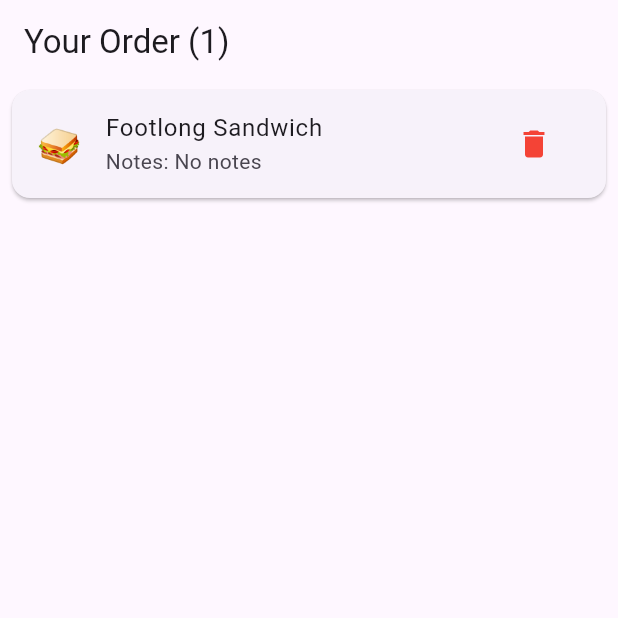
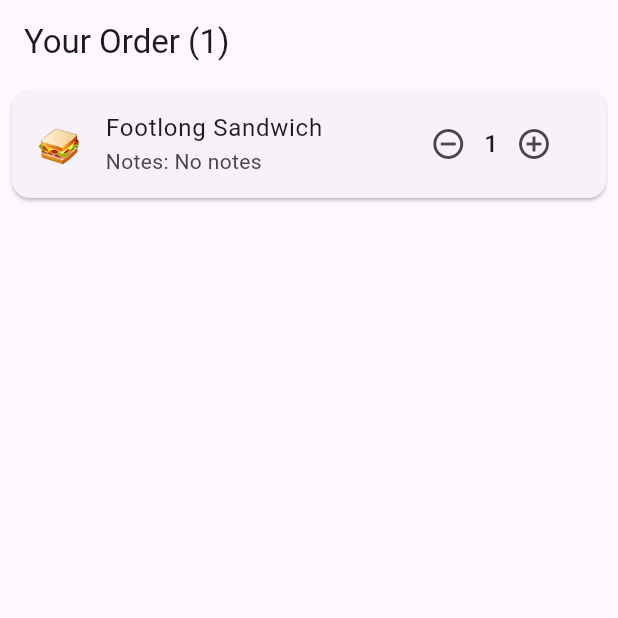
Before and after one commit to Luke-L2264308/first_flutter, a Flutter app: the screen it shows after launch, after a tap on "Add Sandwich", on a phone screen of 412 x 824 dp, the top half of it. Run offline on Flutter 3.47's test engine with Material 3 defaults, Android fonts, the phone set to English and light mode, and no system bars.

Commit message:
ability to modify quantities of sandwiches added

```diff
--- a/lib/main.dart
+++ b/lib/main.dart
@@ -4,12 +4,12 @@ void main() {
   runApp(const App());
 }
 
-// A class to model our sandwich data
+// The Sandwich class now tracks quantity
 class Sandwich {
-  final String id;
-  final String notes;
+  String notes;
+  int quantity;
 
-  Sandwich({required this.id, required this.notes});
+  Sandwich({required this.notes, this.quantity = 1});
 }
 
 class App extends StatelessWidget {
@@ -18,7 +18,7 @@ class App extends StatelessWidget {
   Widget build(BuildContext context) {
     return const MaterialApp(
       title: 'Sandwich Shop App',
-      home: OrderScreen(maxQuantity: 10), // Set max sandwiches
+      home: OrderScreen(maxQuantity: 10), // Set max total sandwiches
     );
   }
 }
@@ -37,43 +37,78 @@ class OrderScreen extends StatefulWidget {
 class _OrderScreenState extends State<OrderScreen> {
   final _notesController = TextEditingController();
 
-  // Manage a list of Sandwich objects instead of a single quantity
+  // Manage a list of grouped Sandwich objects
   final List<Sandwich> _sandwiches = [];
 
+  // Helper to calculate the total number of all sandwiches
+  int get _totalSandwichCount {
+    return _sandwiches.fold<int>(0, (sum, item) => sum + item.quantity);
+  }
+
+  // Adds a sandwich or increments the quantity if the notes match an existing item
   void _addSandwich() {
-    if (_sandwiches.length < widget.maxQuantity) {
+    if (_totalSandwichCount >= widget.maxQuantity) {
+      _showMaxQuantityReached();
+      return;
+    }
+
+    final notes = _notesController.text.isNotEmpty ? _notesController.text : 'No notes';
+
     setState(() {
-        // Create a new sandwich with a unique ID and the current notes
-        final newSandwich = Sandwich(
-          id: DateTime.now().millisecondsSinceEpoch.toString(),
-          notes: _notesController.text.isNotEmpty ? _notesController.text : 'No notes',
-        );
-        _sandwiches.add(newSandwich);
+      final index = _sandwiches.indexWhere((sandwich) => sandwich.notes == notes);
+
+      if (index != -1) {
+        // A sandwich with these notes already exists, so just increase its quantity.
+        _sandwiches[index].quantity++;
+      } else {
+        // This is a new type of sandwich, add it to the list.
+        _sandwiches.add(Sandwich(notes: notes, quantity: 1));
+      }
     });
-      // Clear the text field for the next sandwich
+
     _notesController.clear();
-
-      // Show a confirmation message
     ScaffoldMessenger.of(context).hideCurrentSnackBar();
     ScaffoldMessenger.of(context).showSnackBar(
       const SnackBar(content: Text('Sandwich added to your order!')),
     );
+  }
+
+  // Increments the quantity of an item directly from the list
+  void _incrementItem(String notes) {
+    if (_totalSandwichCount >= widget.maxQuantity) {
+      _showMaxQuantityReached();
+      return;
+    }
+    setState(() {
+      final index = _sandwiches.indexWhere((s) => s.notes == notes);
+      if (index != -1) {
+        _sandwiches[index].quantity++;
+      }
+    });
+  }
+
+  // Decrements the quantity of an item or removes it if the quantity is 1
+  void _decrementItem(String notes) {
+    setState(() {
+      final index = _sandwiches.indexWhere((s) => s.notes == notes);
+      if (index != -1) {
+        if (_sandwiches[index].quantity > 1) {
+          _sandwiches[index].quantity--;
         } else {
-      // Show a message if the maximum quantity is reached
+          // If quantity is 1, remove the item completely.
+          _sandwiches.removeAt(index);
+        }
+      }
+    });
+  }
+
+  void _showMaxQuantityReached() {
     ScaffoldMessenger.of(context).hideCurrentSnackBar();
     ScaffoldMessenger.of(context).showSnackBar(
       SnackBar(
           content: Text(
               'You have reached the maximum of ${widget.maxQuantity} sandwiches.')),
     );
-    }
-  }
-
-  // Method to remove a specific sandwich by its ID
-  void _removeSandwich(String id) {
-    setState(() {
-      _sandwiches.removeWhere((sandwich) => sandwich.id == id);
-    });
   }
 
   @override
@@ -86,12 +121,11 @@ class _OrderScreenState extends State<OrderScreen> {
   Widget build(BuildContext context) {
     return Scaffold(
       appBar: AppBar(
-        // The title now shows the number of sandwiches in the list
-        title: Text('Your Order (${_sandwiches.length})'),
+        // The title now shows the total number of sandwiches
+        title: Text('Your Order ($_totalSandwichCount)'),
       ),
       body: Column(
         children: <Widget>[
-          // Use an Expanded ListView to show the list of sandwiches
           Expanded(
             child: _sandwiches.isEmpty
                 ? const Center(child: Text('Add a sandwich to get started! 🥪'))
@@ -105,16 +139,26 @@ class _OrderScreenState extends State<OrderScreen> {
                           leading: const Text('🥪', style: TextStyle(fontSize: 24)),
                           title: const Text('Footlong Sandwich'),
                           subtitle: Text('Notes: ${sandwich.notes}'),
-                          trailing: IconButton(
-                            icon: const Icon(Icons.delete, color: Colors.red),
-                            onPressed: () => _removeSandwich(sandwich.id),
+                          // New controls to increment/decrement quantity
+                          trailing: Row(
+                            mainAxisSize: MainAxisSize.min,
+                            children: [
+                              IconButton(
+                                icon: const Icon(Icons.remove_circle_outline),
+                                onPressed: () => _decrementItem(sandwich.notes),
+                              ),
+                              Text('${sandwich.quantity}', style: Theme.of(context).textTheme.titleMedium),
+                              IconButton(
+                                icon: const Icon(Icons.add_circle_outline),
+                                onPressed: () => _incrementItem(sandwich.notes),
+                              ),
+                            ],
                           ),
                         ),
                       );
                     },
                   ),
           ),
-          // Controls for adding a new sandwich
           Padding(
             padding: const EdgeInsets.all(12.0),
             child: Column(
@@ -125,6 +169,7 @@ class _OrderScreenState extends State<OrderScreen> {
                     border: OutlineInputBorder(),
                     labelText: 'Add notes for your sandwich...',
                   ),
+                  onSubmitted: (_) => _addSandwich(), // Allow submitting with enter key
                 ),
                 const SizedBox(height: 8),
                 SizedBox(
```
Lines whose indentation alone changed are shown as unchanged.
